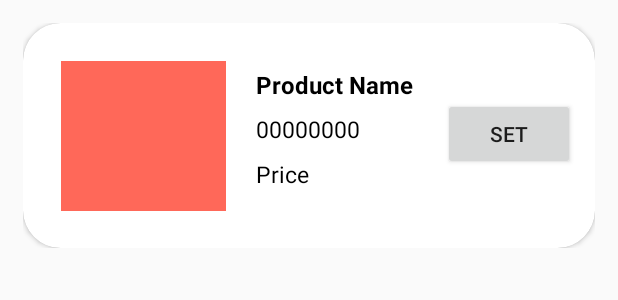
After one commit to Sekte-StackOverflow/Management-Stock, an Android app: the layout item_single_product.xml on its own in the app's theme, with its tools: preview values and no code run, on a phone screen of 412 x 824 dp. The commit adds this screen. Shown: the top 300 px of the screen. Run offline under Robolectric (Android 15) with nearby library versions, the phone set to English and light mode, and no system bars.

Commit message:
Transaction phase 2

```diff
--- a/app/src/main/java/com/example/management_stock_app/Adapters/TransactionAdapter.java
+++ b/app/src/main/java/com/example/management_stock_app/Adapters/TransactionAdapter.java
@@ -6,16 +6,18 @@ import androidx.annotation.Nullable;
 import com.chad.library.adapter.base.BaseQuickAdapter;
 import com.chad.library.adapter.base.BaseViewHolder;
 import com.example.management_stock_app.Models.Transaksi;
+import com.example.management_stock_app.R;
 
 import java.util.List;
 
 public class TransactionAdapter extends BaseQuickAdapter<Transaksi, BaseViewHolder> {
     public TransactionAdapter(@Nullable List<Transaksi> data) {
-        super(data);
+        super(R.layout.item_transaction ,data);
     }
 
     @Override
     protected void convert(@NonNull BaseViewHolder helper, Transaksi item) {
-
+        helper.setText(R.id.trs_product_name, item.getId())
+                .setText(R.id.trs_date, item.getDate());
     }
 }
--- a/app/src/main/java/com/example/management_stock_app/ViewModels/TransactionViewModel.java
+++ b/app/src/main/java/com/example/management_stock_app/ViewModels/TransactionViewModel.java
@@ -6,6 +6,7 @@ import androidx.annotation.NonNull;
 import androidx.lifecycle.AndroidViewModel;
 import androidx.lifecycle.LiveData;
 import androidx.lifecycle.MutableLiveData;
+
 
 public class TransactionViewModel extends AndroidViewModel {
     private MutableLiveData<Integer> hand;
--- a/app/src/main/res/layout/fragment_home.xml
+++ b/app/src/main/res/layout/fragment_home.xml
@@ -11,7 +11,7 @@
 
 
     <androidx.recyclerview.widget.RecyclerView
-        android:id="@+id/recyclerView"
+        android:id="@+id/rv_transaction"
         android:layout_width="0dp"
         android:layout_height="0dp"
         app:layout_constraintBottom_toBottomOf="parent"
--- /dev/null
+++ b/app/src/main/res/layout/item_single_product.xml
@@ -0,0 +1,69 @@
+<?xml version="1.0" encoding="utf-8"?>
+<RelativeLayout xmlns:android="http://schemas.android.com/apk/res/android"
+    android:layout_width="match_parent"
+    android:layout_height="150dp"
+    xmlns:app="http://schemas.android.com/apk/res-auto"
+    android:layout_margin="15dp"
+    android:orientation="vertical">
+
+    <androidx.cardview.widget.CardView
+        android:layout_width="match_parent"
+        android:layout_height="match_parent"
+        app:cardCornerRadius="25dp"
+        android:layout_alignParentStart="true"
+        android:layout_alignParentTop="true"
+        android:layout_alignParentEnd="true"
+        android:layout_alignParentBottom="true"
+        android:layout_marginStart="0dp"
+        android:layout_marginTop="0dp"
+        android:layout_marginEnd="0dp"
+        android:layout_marginBottom="0dp" >
+
+        <ImageView
+            android:id="@+id/image_product"
+            android:layout_width="110dp"
+            android:layout_height="100dp"
+            android:layout_margin="25dp"
+            app:srcCompat="@color/rally_orange" />
+
+        <TextView
+            android:id="@+id/text_name"
+            android:layout_width="wrap_content"
+            android:layout_height="wrap_content"
+            android:textStyle="bold"
+            android:textSize="16dp"
+            android:textColor="@color/black"
+            android:layout_marginTop="30dp"
+            android:layout_marginStart="155dp"
+            android:text="Product Name" />
+
+        <TextView
+            android:id="@+id/text_code"
+            android:layout_width="wrap_content"
+            android:layout_height="wrap_content"
+            android:text="00000000"
+            android:textSize="15dp"
+            android:textColor="@color/black"
+            android:layout_marginStart="155dp"
+            android:layout_marginTop="60dp" />
+
+        <TextView
+            android:id="@+id/text_price"
+            android:layout_width="wrap_content"
+            android:layout_height="wrap_content"
+            android:text="Price"
+            android:textSize="15dp"
+            android:textColor="@color/black"
+            android:layout_marginStart="155dp"
+            android:layout_marginTop="90dp" />
+
+        <Button
+            android:id="@+id/button_action"
+            android:layout_width="wrap_content"
+            android:layout_height="wrap_content"
+            android:layout_marginTop="50dp"
+            android:layout_marginStart="280dp"
+            android:text="Set" />
+
+    </androidx.cardview.widget.CardView>
+</RelativeLayout>
```
Also changed, not shown: app/src/main/java/com/example/management_stock_app/Adapters/ProductAdapter.java (+7 -10 lines), app/src/main/java/com/example/management_stock_app/Fragments/HomeFragment.java (+33 -2 lines), app/src/main/java/com/example/management_stock_app/Fragments/ProductsFragment.java (+22 -13 lines), app/src/main/java/com/example/management_stock_app/Fragments/TransactionChartFragment.java (+41 -23 lines), app/src/main/java/com/example/management_stock_app/Fragments/TransactionFragment.java (+13 -0 lines), app/src/main/java/com/example/management_stock_app/Models/Transaksi.java (+24 -1 lines), app/src/main/res/layout/item_transaction.xml (added, +50 -0 lines).
